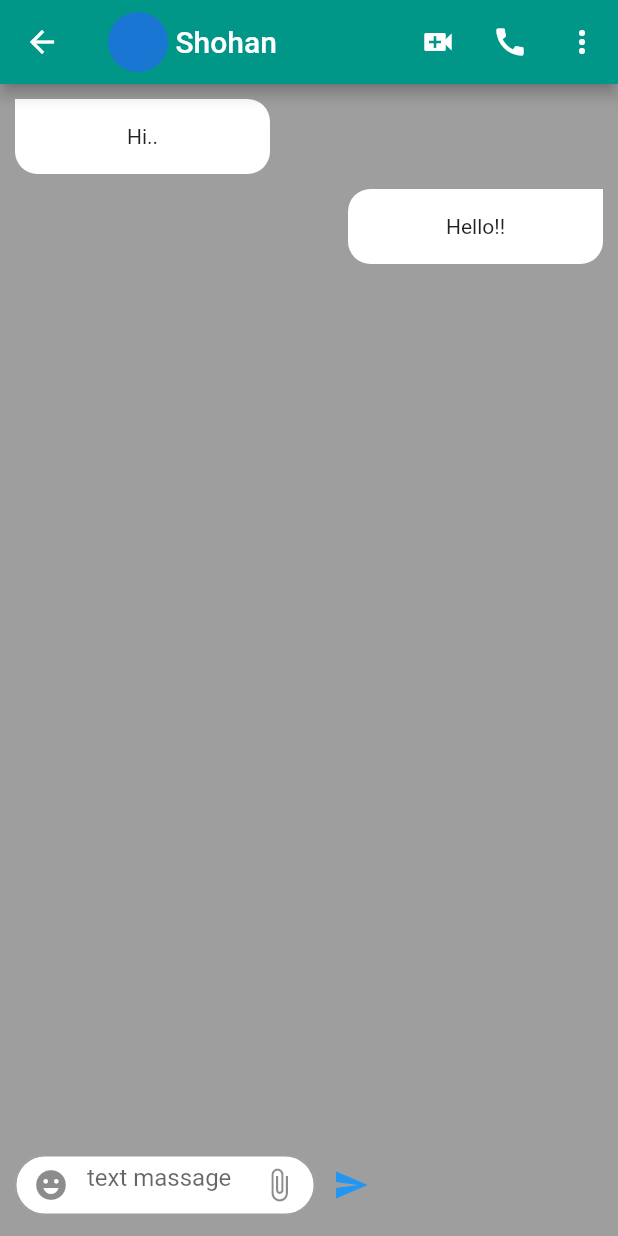
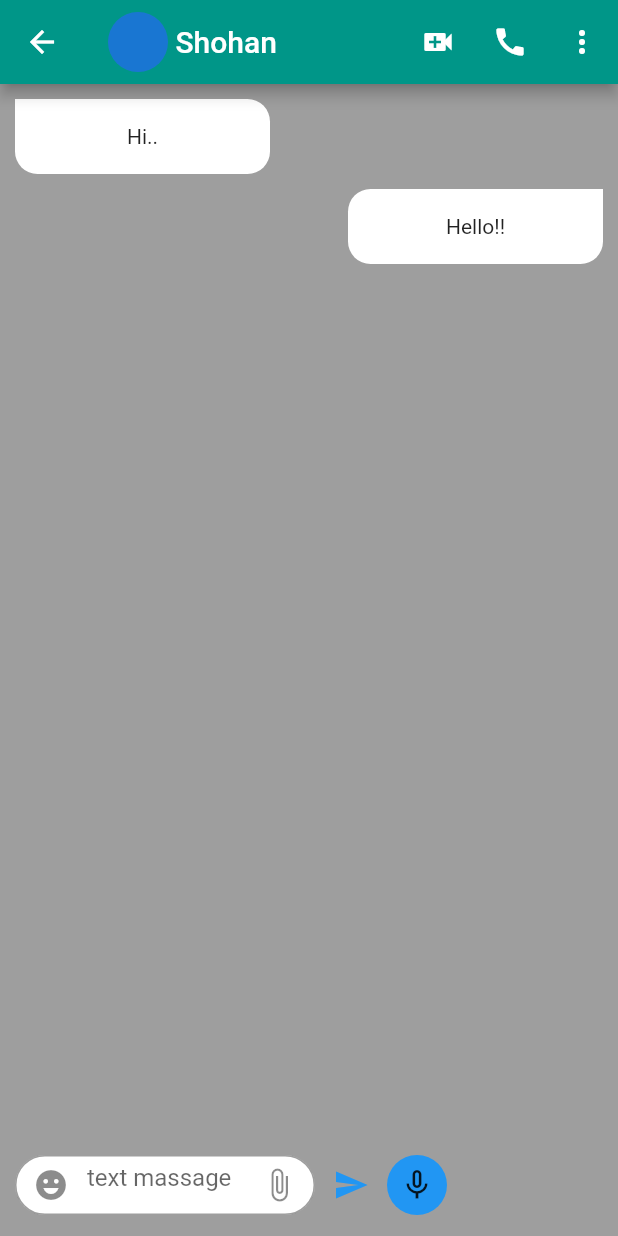
Before and after one commit to AbuNiaz/WhatsApp_UI_Clone, a Flutter app: the ShohanChats screen opened directly, on a phone screen of 412 x 824 dp. Run offline on Flutter 3.47's test engine with Material 2 defaults, Android fonts, the phone set to English and light mode, and no system bars.

Commit message:
Update shohan_chat.dart

```diff
--- a/lib/Chats/Chat Box/shohan_chat.dart
+++ b/lib/Chats/Chat Box/shohan_chat.dart
@@ -116,6 +116,15 @@ class ShohanChats extends StatelessWidget {
                     icon: const Icon(Icons.send),
                     color: Colors.blue,
                     autofocus: true,
+                  ),
+                  Container(
+                    height: 40,
+                    width: 40,
+                    decoration: BoxDecoration(
+                        color: Colors.blue,
+                        borderRadius: BorderRadius.circular(20)),
+                    child: IconButton(
+                        onPressed: () {}, icon: const Icon(Icons.mic_none)),
                   )
                 ],
               ),
```
